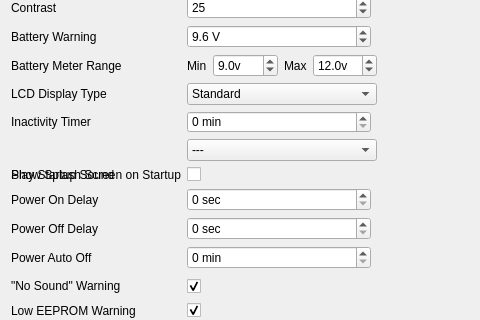
This is companion/src/generaledit/generalsetup.ui in pault4r/edgetx as Qt 5 draws it before an edit; both pictures show x 0 to 480 and y 155 to 475 of the 858 by 880 pixel window. The edited form follows.
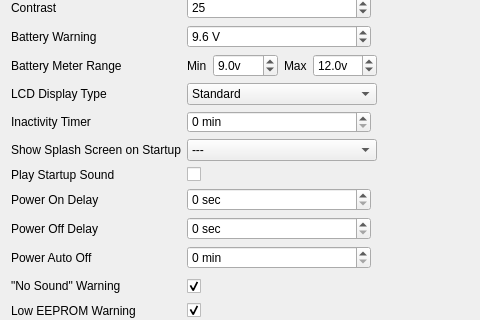
This is the edited form. Custom widgets are drawn as their Qt base class.

```diff
--- a/companion/src/generaledit/generalsetup.ui
+++ b/companion/src/generaledit/generalsetup.ui
@@ -1592,7 +1592,7 @@
        </item>
       </widget>
      </item>
-     <item row="11" column="0">
+     <item row="10" column="0">
       <widget class="QLabel" name="splashScreenLabel">
        <property name="sizePolicy">
         <sizepolicy hsizetype="Preferred" vsizetype="Minimum">
```
